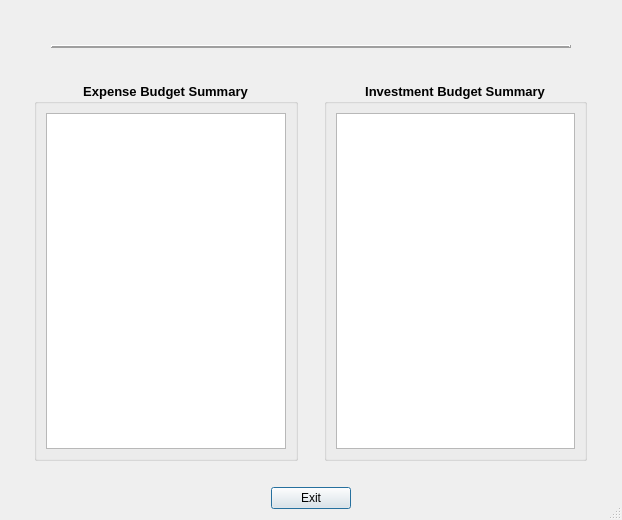
epw7856/CashFlowManager, file CashFlowManager/yearlybudgetsummarydialog.ui: the form before one commit.
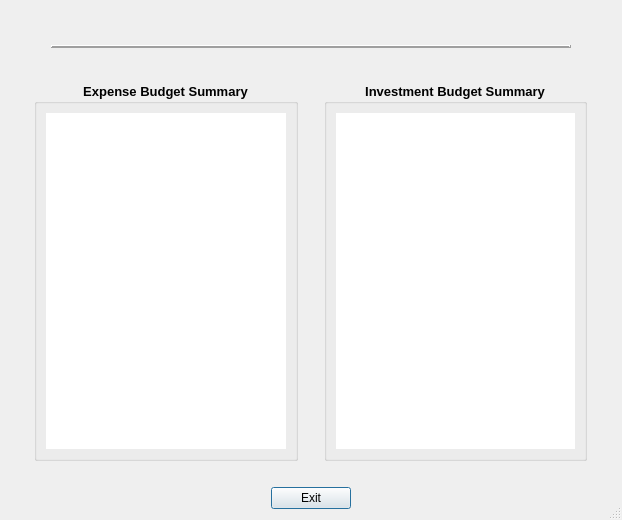
The form after the commit.

What changed in the file:
```diff
--- a/CashFlowManager/yearlybudgetsummarydialog.ui
+++ b/CashFlowManager/yearlybudgetsummarydialog.ui
@@ -197,6 +197,12 @@
                 <bold>false</bold>
                </font>
               </property>
+              <property name="frameShape">
+               <enum>QFrame::NoFrame</enum>
+              </property>
+              <property name="frameShadow">
+               <enum>QFrame::Plain</enum>
+              </property>
               <property name="cornerButtonEnabled">
                <bool>false</bool>
               </property>
@@ -267,6 +273,12 @@
                 <bold>false</bold>
                </font>
               </property>
+              <property name="frameShape">
+               <enum>QFrame::NoFrame</enum>
+              </property>
+              <property name="frameShadow">
+               <enum>QFrame::Plain</enum>
+              </property>
               <property name="cornerButtonEnabled">
                <bool>false</bool>
               </property>
```
